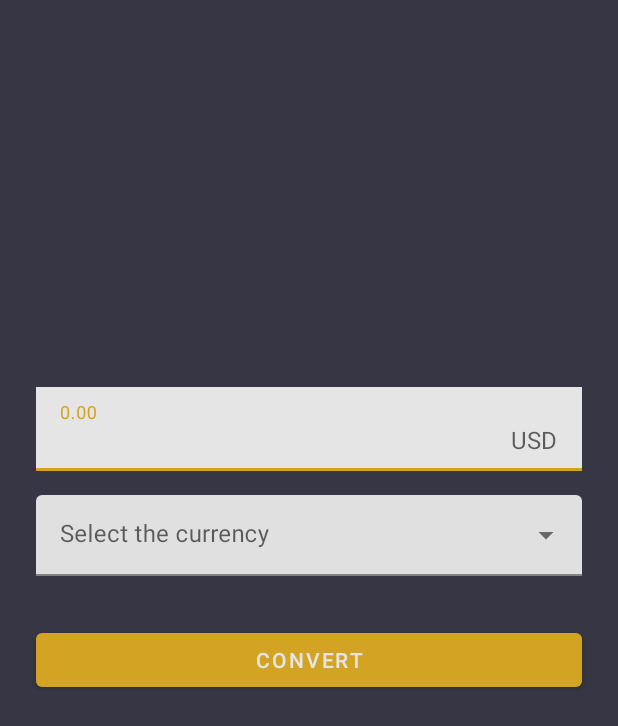
After one commit to jvsena42/CryptoConverter, an Android app: the fragment ValueFragment shown on its own in the app's theme, on a phone screen of 412 x 824 dp. The commit adds this screen. Shown: the top 726 px of the screen. Run offline under Robolectric (Android 15) with nearby library versions, the phone set to English and light mode, and no system bars; our stand-ins replace data binding.

Commit message:
[NEW] fragment_value.xml / ValueFragment.kt

```diff
--- a/app/build.gradle
+++ b/app/build.gradle
@@ -41,6 +41,7 @@ android {
 
 dependencies {
 
+    implementation 'androidx.legacy:legacy-support-v4:1.0.0'
     def lifecycle_version = "2.3.1"
     def coroutines_version = "1.3.7"
     def retrofit_version = "2.9.0"
--- a/app/src/main/java/com/bulletapps/cryptoconverter/data/util/ContextExtension.kt
+++ b/app/src/main/java/com/bulletapps/cryptoconverter/data/util/ContextExtension.kt
@@ -30,4 +30,4 @@ import android.os.Build
         }
     }
     return false
-}
+ }
--- /dev/null
+++ b/app/src/main/java/com/bulletapps/cryptoconverter/presentation/fragment/ValueFragment.kt
@@ -0,0 +1,63 @@
+package com.bulletapps.cryptoconverter.presentation.fragment
+
+import android.os.Bundle
+import androidx.fragment.app.Fragment
+import android.view.LayoutInflater
+import android.view.View
+import android.view.ViewGroup
+import android.widget.ArrayAdapter
+import com.bulletapps.cryptoconverter.R
+import com.bulletapps.cryptoconverter.databinding.FragmentValueBinding
+
+
+class ValueFragment : Fragment() {
+
+    private lateinit var binding: FragmentValueBinding
+
+    override fun onCreateView(inflater: LayoutInflater, container: ViewGroup?,
+                              savedInstanceState: Bundle?): View? {
+        // Inflate the layout for this fragment
+        return inflater.inflate(R.layout.fragment_value, container, false)
+    }
+
+    override fun onViewCreated(view: View, savedInstanceState: Bundle?) {
+        super.onViewCreated(view, savedInstanceState)
+        binding = FragmentValueBinding.bind(view)
+
+        initDropdown()
+        onClick()
+    }
+
+    private fun onClick() {
+        binding.btConvert.setOnClickListener {
+            validation()
+        }
+    }
+
+    private fun validation() {
+        val valueText = binding.tieValue.text
+        val fiat = binding.tieFiats.text
+        if (valueText.isNullOrEmpty()){
+            binding.tilValue.error = getString(R.string.enter_valid_number)
+        }else{
+            binding.tilValue.error = null
+        }
+
+        if (fiat.isNullOrEmpty()){
+            binding.tilFiats.error = getString(R.string.please_select_currency)
+        }else{
+            binding.tilFiats.error = null
+        }
+
+        if (binding.tilFiats.error.isNullOrEmpty() && binding.tilValue.error.isNullOrEmpty()){
+            //findNavController().navigate(R.id.action_additionalHeightFragment_to_additionalWeightFragment)
+        }
+    }
+
+    private fun initDropdown() {
+        val adapter = ArrayAdapter(requireContext(), R.layout.list_item, resources.getStringArray(R.array.fiats))
+        (binding.tieFiats).setAdapter(adapter)
+    }
+
+
+}
--- /dev/null
+++ b/app/src/main/res/layout/fragment_value.xml
@@ -0,0 +1,80 @@
+<?xml version="1.0" encoding="utf-8"?>
+<layout xmlns:android="http://schemas.android.com/apk/res/android"
+    xmlns:app="http://schemas.android.com/apk/res-auto"
+    xmlns:tools="http://schemas.android.com/tools">
+
+    <data>
+
+    </data>
+
+    <androidx.constraintlayout.widget.ConstraintLayout
+        android:layout_width="match_parent"
+        android:layout_height="match_parent"
+        android:background="@color/gray"
+        tools:context=".presentation.fragment.ValueFragment">
+
+        <com.google.android.material.textfield.TextInputLayout
+            android:id="@+id/til_fiats"
+            style="@style/Widget.MaterialComponents.TextInputLayout.FilledBox.Dense.ExposedDropdownMenu"
+            android:layout_width="match_parent"
+            android:layout_height="wrap_content"
+            android:layout_marginStart="24dp"
+            android:layout_marginTop="16dp"
+            android:layout_marginEnd="24dp"
+            android:hint="Select the currency"
+            app:layout_constraintBottom_toBottomOf="parent"
+            app:layout_constraintEnd_toEndOf="parent"
+            app:layout_constraintHorizontal_bias="0.5"
+            app:layout_constraintStart_toStartOf="parent"
+            app:layout_constraintTop_toBottomOf="@+id/til_value">
+
+            <AutoCompleteTextView
+                android:id="@+id/tie_fiats"
+                android:layout_width="match_parent"
+                android:layout_height="wrap_content"
+                android:focusableInTouchMode="false" />
+        </com.google.android.material.textfield.TextInputLayout>
+
+        <com.google.android.material.button.MaterialButton
+            android:id="@+id/bt_convert"
+            android:layout_width="0dp"
+            android:layout_height="wrap_content"
+            android:layout_marginStart="24dp"
+            android:layout_marginTop="32dp"
+            android:layout_marginEnd="24dp"
+            android:text="@string/convert"
+            app:layout_constraintBottom_toBottomOf="parent"
+            app:layout_constraintEnd_toEndOf="parent"
+            app:layout_constraintStart_toStartOf="parent"
+            app:layout_constraintTop_toBottomOf="@+id/til_fiats"
+            app:layout_constraintVertical_bias="0.0" />
+
+        <com.google.android.material.textfield.TextInputLayout
+            android:id="@+id/til_value"
+            style="@style/Widget.MaterialComponents.TextInputLayout.FilledBox"
+            android:layout_width="match_parent"
+            android:layout_height="wrap_content"
+            android:layout_marginStart="24dp"
+            android:layout_marginEnd="24dp"
+            app:layout_constraintBottom_toTopOf="@+id/til_fiats"
+            app:layout_constraintEnd_toEndOf="parent"
+            app:layout_constraintHorizontal_bias="0.5"
+            app:layout_constraintStart_toStartOf="parent"
+            app:layout_constraintTop_toTopOf="parent"
+            app:layout_constraintVertical_bias="0.37"
+            app:layout_constraintVertical_chainStyle="packed"
+            app:suffixText="USD">
+
+            <com.google.android.material.textfield.TextInputEditText
+                android:id="@+id/tie_value"
+                android:layout_width="match_parent"
+                android:layout_height="wrap_content"
+                android:background="@color/white_text"
+                android:digits="123456789."
+                android:hint="0.00"
+                android:inputType="numberDecimal"
+                android:singleLine="true"
+                android:textColor="@color/gray" />
+        </com.google.android.material.textfield.TextInputLayout>
+    </androidx.constraintlayout.widget.ConstraintLayout>
+</layout>
--- a/app/src/main/res/values/strings.xml
+++ b/app/src/main/res/values/strings.xml
@@ -4,4 +4,15 @@
     <string name="error_no_internet">Error: No internet connection</string>
     <string name="enter_valid_number">Please, enter a valid number</string>
     <string name="value_copied_clipboard">Value copied to the clipboard</string>
+    <!-- TODO: Remove or change this placeholder text -->
+    <string name="hello_blank_fragment">Hello blank fragment</string>
+    <string name="please_select_currency">please, select a currency</string>
+
+    <string-array name="fiats">
+        <item>USD</item>
+        <item>EUR</item>
+        <item>BRL</item>
+        <item>ARS</item>
+        <item>MXN</item>
+    </string-array>
 </resources>
```
Also changed, not shown: app/src/main/java/com/bulletapps/cryptoconverter/data/util/ViewExtension.kt (+8 -4 lines), app/src/main/java/com/bulletapps/cryptoconverter/presentation/fragment/ResultFragment.kt (added, +22 -0 lines), app/src/main/res/layout/fragment_result.xml (added, +14 -0 lines), app/src/main/res/layout/list_item.xml (added, +10 -0 lines).
